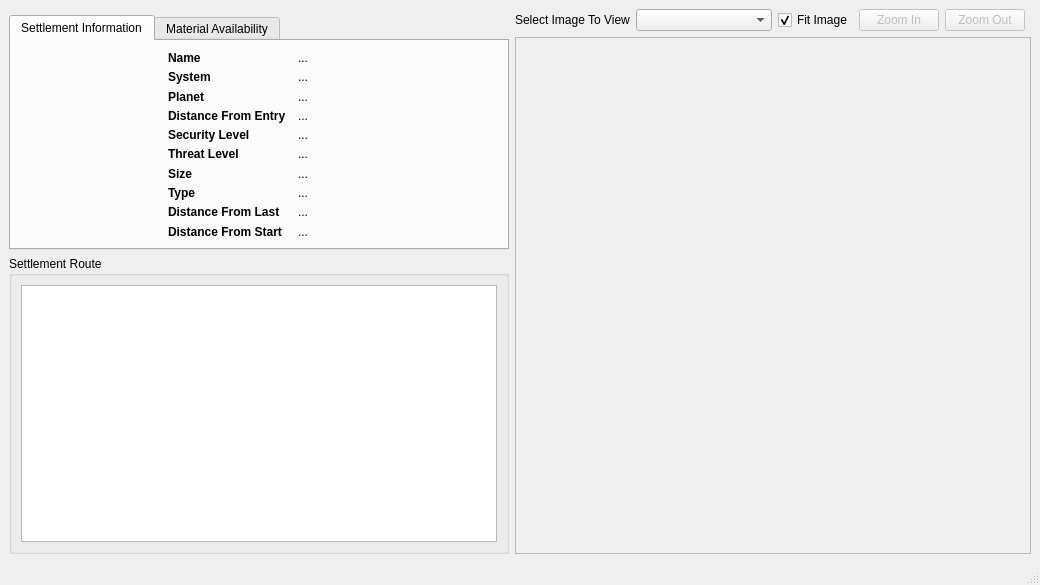
This is src/RouteViewer.ui in neotron/EDPathFinder as Qt 5 draws it before an edit. The edited form follows.
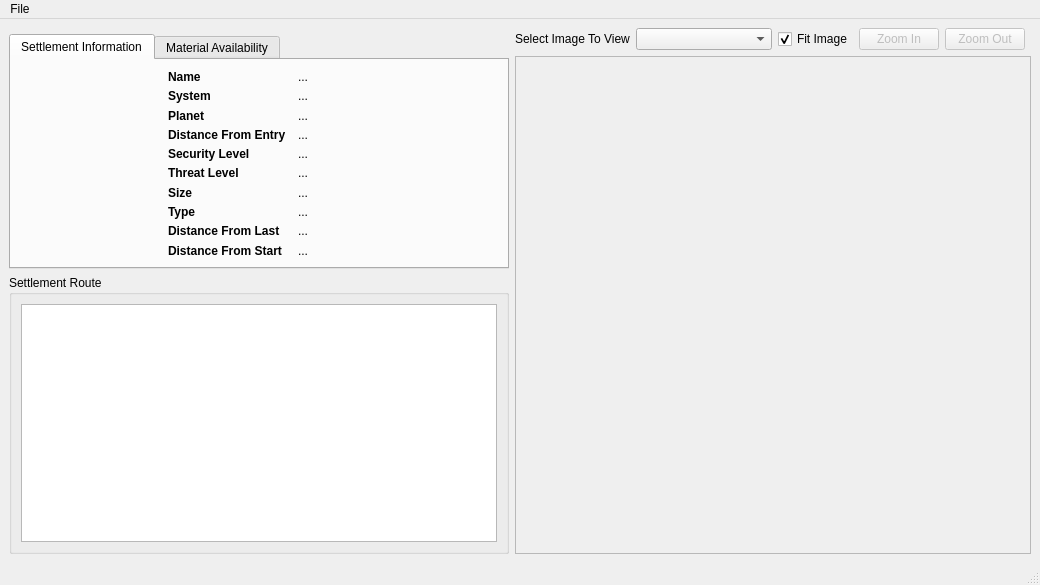
This is the edited form. Icons and pictures are not drawn. Custom widgets are drawn as their Qt base class.

What changed in the file:
```diff
--- a/src/RouteViewer.ui
+++ b/src/RouteViewer.ui
@@ -834,6 +834,14 @@
      <height>22</height>
     </rect>
    </property>
+   <widget class="QMenu" name="menuFile">
+    <property name="title">
+     <string>File</string>
+    </property>
+    <addaction name="actionExport_as_CSV"/>
+    <addaction name="actionExport_as_Tab_Separated"/>
+   </widget>
+   <addaction name="menuFile"/>
   </widget>
   <widget class="QStatusBar" name="statusbar"/>
  </widget>
```
Left out of the diff: 72 changed lines with no effect on the pictures.
